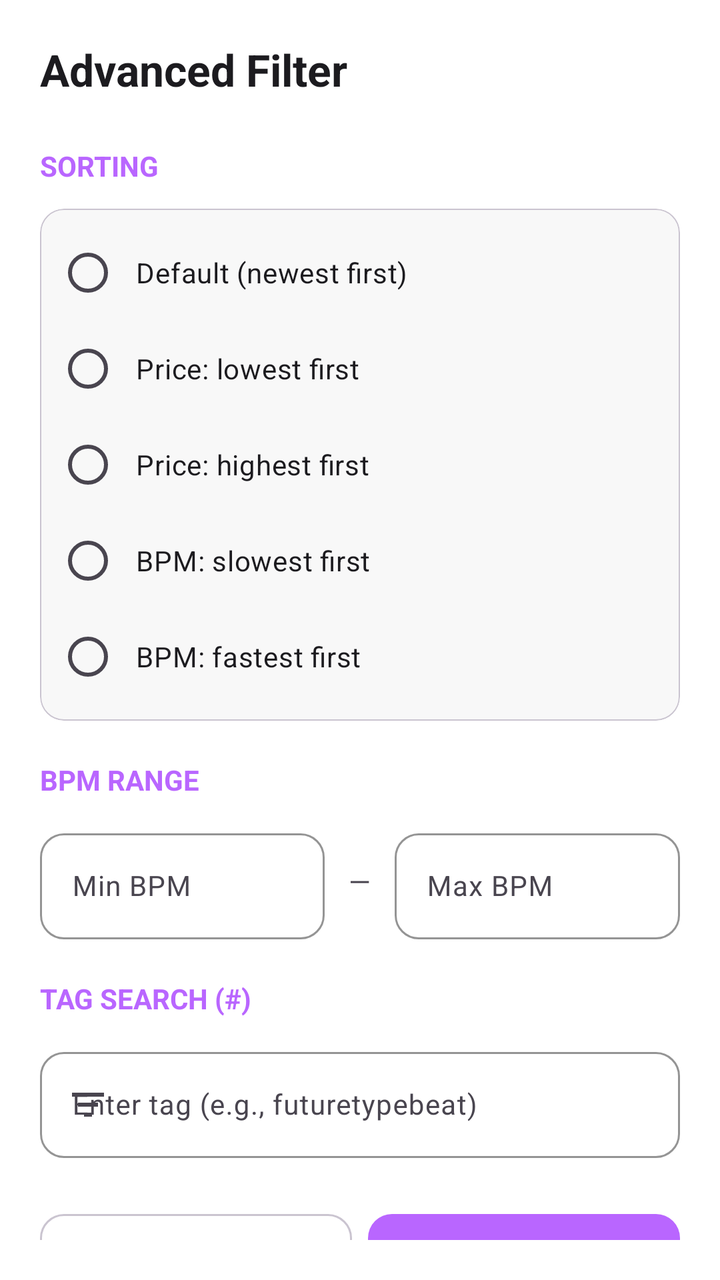
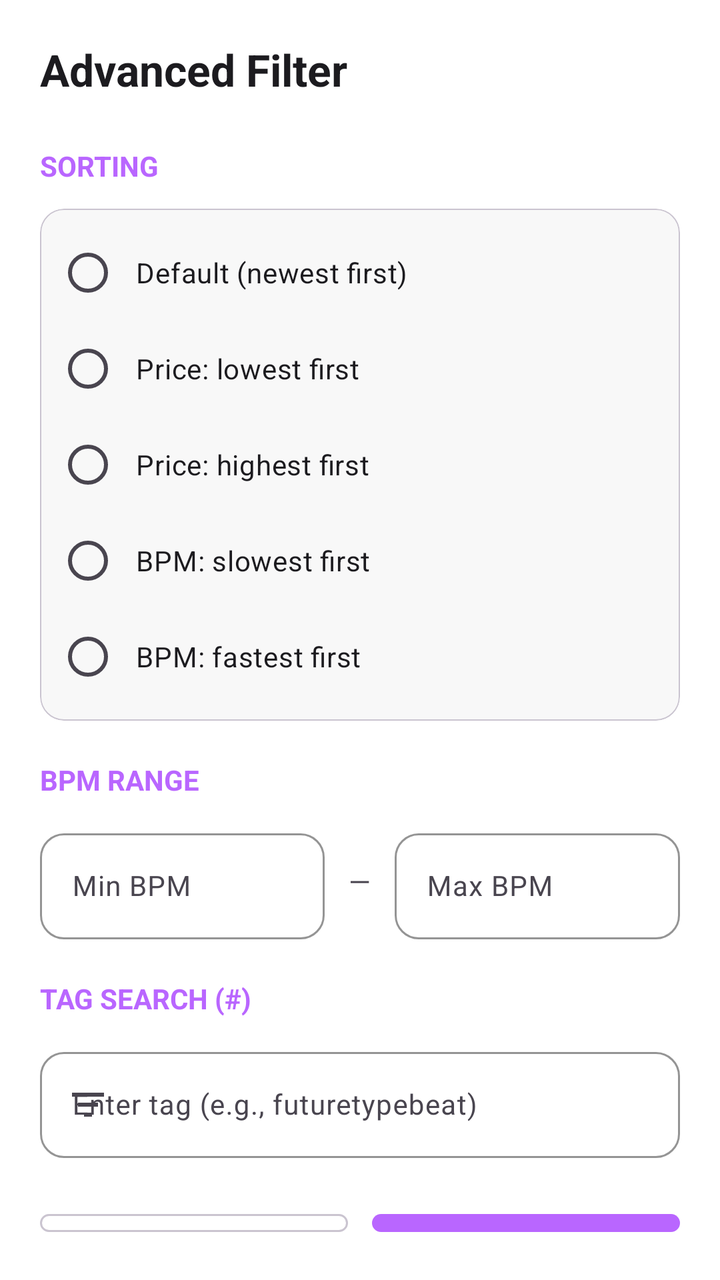

Before-and-after screenshots of an Android layout around one commit, followed by the original layout XML and the change that was made.
<!-- AndroidManifest.xml: application theme Theme.BeatHouse.Dark -->
<!-- res/layout/dialog_advanced_filter.xml -->
<?xml version="1.0" encoding="utf-8"?>
<LinearLayout xmlns:android="http://schemas.android.com/apk/res/android"
    xmlns:app="http://schemas.android.com/apk/res-auto"
    android:layout_width="match_parent"
    android:layout_height="wrap_content"
    android:orientation="vertical"
    android:padding="20dp"
    android:background="@color/surface">

    <TextView
        android:layout_width="wrap_content"
        android:layout_height="wrap_content"
        android:text="@string/advanced_filter"
        android:textSize="22sp"
        android:textStyle="bold"
        android:textColor="@color/on_surface"
        android:layout_marginBottom="24dp" />

    
    <TextView
        android:layout_width="wrap_content"
        android:layout_height="wrap_content"
        android:text="@string/sorting"
        android:textSize="14sp"
        android:textStyle="bold"
        android:textColor="@color/primary"
        android:textAllCaps="true"
        android:layout_marginBottom="12dp" />

    <com.google.android.material.card.MaterialCardView
        android:layout_width="match_parent"
        android:layout_height="wrap_content"
        android:layout_marginBottom="20dp"
        app:cardCornerRadius="12dp"
        app:cardElevation="0dp"
        app:cardBackgroundColor="@color/surface_container"
        app:strokeColor="@color/outline_variant"
        app:strokeWidth="0.5dp">

        <RadioGroup
            android:id="@+id/rg_sort"
            android:layout_width="match_parent"
            android:layout_height="wrap_content"
            android:padding="8dp">

            <RadioButton
                android:id="@+id/rb_default"
                android:layout_width="match_parent"
                android:layout_height="wrap_content"
                android:text="@string/default_sort"
                android:textColor="@color/on_surface"
                android:buttonTint="@color/primary"
                android:padding="8dp" />

            <RadioButton
                android:id="@+id/rb_price_asc"
                android:layout_width="match_parent"
                android:layout_height="wrap_content"
                android:text="@string/price_lowest_first"
                android:textColor="@color/on_surface"
                android:buttonTint="@color/primary"
                android:padding="8dp" />

            <RadioButton
                android:id="@+id/rb_price_desc"
                android:layout_width="match_parent"
                android:layout_height="wrap_content"
                android:text="@string/price_highest_first"
                android:textColor="@color/on_surface"
                android:buttonTint="@color/primary"
                android:padding="8dp" />

            <RadioButton
                android:id="@+id/rb_bpm_asc"
                android:layout_width="match_parent"
                android:layout_height="wrap_content"
                android:text="@string/bpm_slowest_first"
                android:textColor="@color/on_surface"
                android:buttonTint="@color/primary"
                android:padding="8dp" />

            <RadioButton
                android:id="@+id/rb_bpm_desc"
                android:layout_width="match_parent"
                android:layout_height="wrap_content"
                android:text="@string/bpm_fastest_first"
                android:textColor="@color/on_surface"
                android:buttonTint="@color/primary"
                android:padding="8dp" />

        </RadioGroup>
    </com.google.android.material.card.MaterialCardView>

    
    <TextView
        android:layout_width="wrap_content"
        android:layout_height="wrap_content"
        android:text="@string/bpm_range"
        android:textSize="14sp"
        android:textStyle="bold"
        android:textColor="@color/primary"
        android:textAllCaps="true"
        android:layout_marginBottom="12dp" />

    <LinearLayout
        android:layout_width="match_parent"
        android:layout_height="wrap_content"
        android:orientation="horizontal"
        android:layout_marginBottom="20dp"
        android:gravity="center_vertical">

        <com.google.android.material.textfield.TextInputLayout
            android:layout_width="0dp"
            android:layout_height="wrap_content"
            android:layout_weight="1"
            style="@style/Widget.Material3.TextInputLayout.OutlinedBox"
            app:boxCornerRadiusTopStart="12dp"
            app:boxCornerRadiusTopEnd="12dp"
            app:boxCornerRadiusBottomStart="12dp"
            app:boxCornerRadiusBottomEnd="12dp"
            app:boxStrokeColor="@color/outline_variant">

            <com.google.android.material.textfield.TextInputEditText
                android:id="@+id/et_bpm_min"
                android:layout_width="match_parent"
                android:layout_height="wrap_content"
                android:hint="@string/min_bpm"
                android:inputType="number"
                android:textColor="@color/on_surface"
                android:textSize="14sp" />
        </com.google.android.material.textfield.TextInputLayout>

        <TextView
            android:layout_width="wrap_content"
            android:layout_height="wrap_content"
            android:text="—"
            android:textColor="@color/on_surface_variant"
            android:layout_marginHorizontal="12dp" />

        <com.google.android.material.textfield.TextInputLayout
            android:layout_width="0dp"
            android:layout_height="wrap_content"
            android:layout_weight="1"
            style="@style/Widget.Material3.TextInputLayout.OutlinedBox"
            app:boxCornerRadiusTopStart="12dp"
            app:boxCornerRadiusTopEnd="12dp"
            app:boxCornerRadiusBottomStart="12dp"
            app:boxCornerRadiusBottomEnd="12dp"
            app:boxStrokeColor="@color/outline_variant">

            <com.google.android.material.textfield.TextInputEditText
                android:id="@+id/et_bpm_max"
                android:layout_width="match_parent"
                android:layout_height="wrap_content"
                android:hint="@string/max_bpm"
                android:inputType="number"
                android:textColor="@color/on_surface"
                android:textSize="14sp" />
        </com.google.android.material.textfield.TextInputLayout>

    </LinearLayout>

    
    <TextView
        android:layout_width="wrap_content"
        android:layout_height="wrap_content"
        android:text="@string/tag_search"
        android:textSize="14sp"
        android:textStyle="bold"
        android:textColor="@color/primary"
        android:textAllCaps="true"
        android:layout_marginBottom="12dp" />

    <com.google.android.material.textfield.TextInputLayout
        android:layout_width="match_parent"
        android:layout_height="wrap_content"
        android:layout_marginBottom="24dp"
        style="@style/Widget.Material3.TextInputLayout.OutlinedBox"
        app:boxCornerRadiusTopStart="12dp"
        app:boxCornerRadiusTopEnd="12dp"
        app:boxCornerRadiusBottomStart="12dp"
        app:boxCornerRadiusBottomEnd="12dp"
        app:boxStrokeColor="@color/outline_variant"
        app:startIconDrawable="@drawable/ic_filter"
        app:startIconTint="@color/on_surface_variant">

        <com.google.android.material.textfield.TextInputEditText
            android:id="@+id/et_tag_search"
            android:layout_width="match_parent"
            android:layout_height="wrap_content"
            android:hint="@string/tag_hint"
            android:inputType="text"
            android:textColor="@color/on_surface"
            android:textSize="14sp" />
    </com.google.android.material.textfield.TextInputLayout>

    
    <LinearLayout
        android:layout_width="match_parent"
        android:layout_height="wrap_content"
        android:orientation="horizontal">

        <com.google.android.material.button.MaterialButton
            android:id="@+id/btn_clear"
            style="@style/Widget.Material3.Button.OutlinedButton"
            android:layout_width="0dp"
            android:layout_height="52dp"
            android:layout_weight="1"
            android:text="@string/clear"
            android:textColor="@color/on_surface"
            app:strokeColor="@color/outline_variant"
            app:cornerRadius="12dp"
            android:layout_marginEnd="4dp" />

        <com.google.android.material.button.MaterialButton
            android:id="@+id/btn_apply"
            android:layout_width="0dp"
            android:layout_height="52dp"
            android:layout_weight="1"
            android:text="@string/apply"
            android:textColor="@color/on_primary"
            app:backgroundTint="@color/primary"
            app:cornerRadius="12dp"
            android:layout_marginStart="4dp" />

    </LinearLayout>

    <com.google.android.material.button.MaterialButton
        android:id="@+id/btn_cancel"
        style="@style/Widget.Material3.Button.TextButton"
        android:layout_width="match_parent"
        android:layout_height="48dp"
        android:layout_marginTop="8dp"
        android:text="@string/cancel_btn"
        android:textColor="@color/error" />

</LinearLayout>
<!-- resources referenced by this layout -->
<resources>
  <color name="error">#B3261E</color>
  <color name="on_primary">#FFFFFF</color>
  <color name="on_surface">#1C1B1F</color>
  <color name="on_surface_variant">#49454F</color>
  <color name="outline_variant">#CAC4D0</color>
  <color name="primary">#B966FF</color>
  <color name="surface">#FFFFFF</color>
  <color name="surface_container">#F8F8F8</color>
  <!-- drawable ic_filter (drawable) -->
  <vector xmlns:android="http://schemas.android.com/apk/res/android"
      android:width="24dp"
      android:height="24dp"
      android:viewportWidth="24"
      android:viewportHeight="24"
      android:tint="@color/on_surface">
      <path
          android:fillColor="@android:color/white"
          android:pathData="M4,6h16v2L4,8L4,6zM7,11h10v2L7,13L7,11zM10,16h4v2h-4v-2z"/>
  </vector>
  <string name="advanced_filter">Advanced Filter</string>
  <string name="apply">Apply</string>
  <string name="bpm_fastest_first">BPM: fastest first</string>
  <string name="bpm_range">BPM Range</string>
  <string name="bpm_slowest_first">BPM: slowest first</string>
  <string name="cancel_btn">Cancel</string>
  <string name="clear">Clear</string>
  <string name="default_sort">Default (newest first)</string>
  <string name="max_bpm">Max BPM</string>
  <string name="min_bpm">Min BPM</string>
  <string name="price_highest_first">Price: highest first</string>
  <string name="price_lowest_first">Price: lowest first</string>
  <string name="sorting">Sorting</string>
  <string name="tag_hint">Enter tag (e.g., futuretypebeat)</string>
  <string name="tag_search">Tag Search (#)</string>
  <style name="Theme.BeatHouse.Dark" parent="Theme.BeatHouse">
          <item name="colorSurface">@color/surface</item>
          <item name="android:windowBackground">@color/background</item>
      </style>
  <color name="background">#FFFFFF</color>
  <color name="primary_container">#F2E7FF</color>
  <color name="secondary">#6750A4</color>
  <color name="secondary_container">#EADDFF</color>
  <color name="on_secondary">#FFFFFF</color>
  <color name="error_container">#F9DEDC</color>
  <color name="surface_variant">#F4F4F4</color>
  <color name="outline">#79747E</color>
  <style name="Animation.BeatHouse" parent="@android:style/Animation.Activity">
          <item name="android:activityOpenEnterAnimation">@anim/slide_in_right</item>
          <item name="android:activityOpenExitAnimation">@anim/slide_out_left</item>
          <item name="android:activityCloseEnterAnimation">@anim/slide_in_left</item>
          <item name="android:activityCloseExitAnimation">@anim/slide_out_right</item>
          <item name="android:windowEnterAnimation">@anim/fade_in</item>
          <item name="android:windowExitAnimation">@anim/fade_out</item>
      </style>
  <style name="Widget.BeatHouse.Button" parent="Widget.Material3.Button">
          <item name="android:textSize">15sp</item>
          <item name="android:textStyle">bold</item>
          <item name="cornerRadius">12dp</item>
          <item name="iconGravity">textStart</item>
          <item name="iconPadding">8dp</item>
          <item name="backgroundTint">@color/primary</item>
          <item name="android:textColor">@color/on_primary</item>
      </style>
  <style name="Widget.BeatHouse.Card" parent="Widget.Material3.CardView.Elevated">
          <item name="cardCornerRadius">16dp</item>
          <item name="cardElevation">0dp</item>
          <item name="strokeColor">@color/outline_variant</item>
          <item name="strokeWidth">0.5dp</item>
          <item name="cardBackgroundColor">@color/surface_container</item>
      </style>
  <!-- unchanged entries left out for length: 1 -->
</resources>

<!-- the commit's change to res/layout/dialog_advanced_filter.xml (unified diff, before → after) -->
@@ -204,24 +204,30 @@
             android:id="@+id/btn_clear"
             style="@style/Widget.Material3.Button.OutlinedButton"
             android:layout_width="0dp"
-            android:layout_height="52dp"
+            android:layout_height="wrap_content"
+            android:minHeight="52dp"
             android:layout_weight="1"
             android:text="@string/clear"
             android:textColor="@color/on_surface"
             app:strokeColor="@color/outline_variant"
             app:cornerRadius="12dp"
-            android:layout_marginEnd="4dp" />
+            android:layout_marginEnd="6dp"
+            android:paddingHorizontal="8dp"
+            android:textSize="14sp" />
 
         <com.google.android.material.button.MaterialButton
             android:id="@+id/btn_apply"
             android:layout_width="0dp"
-            android:layout_height="52dp"
+            android:layout_height="wrap_content"
+            android:minHeight="52dp"
             android:layout_weight="1"
             android:text="@string/apply"
             android:textColor="@color/on_primary"
             app:backgroundTint="@color/primary"
             app:cornerRadius="12dp"
-            android:layout_marginStart="4dp" />
+            android:layout_marginStart="6dp"
+            android:paddingHorizontal="8dp"
+            android:textSize="14sp" />
 
     </LinearLayout>
 
